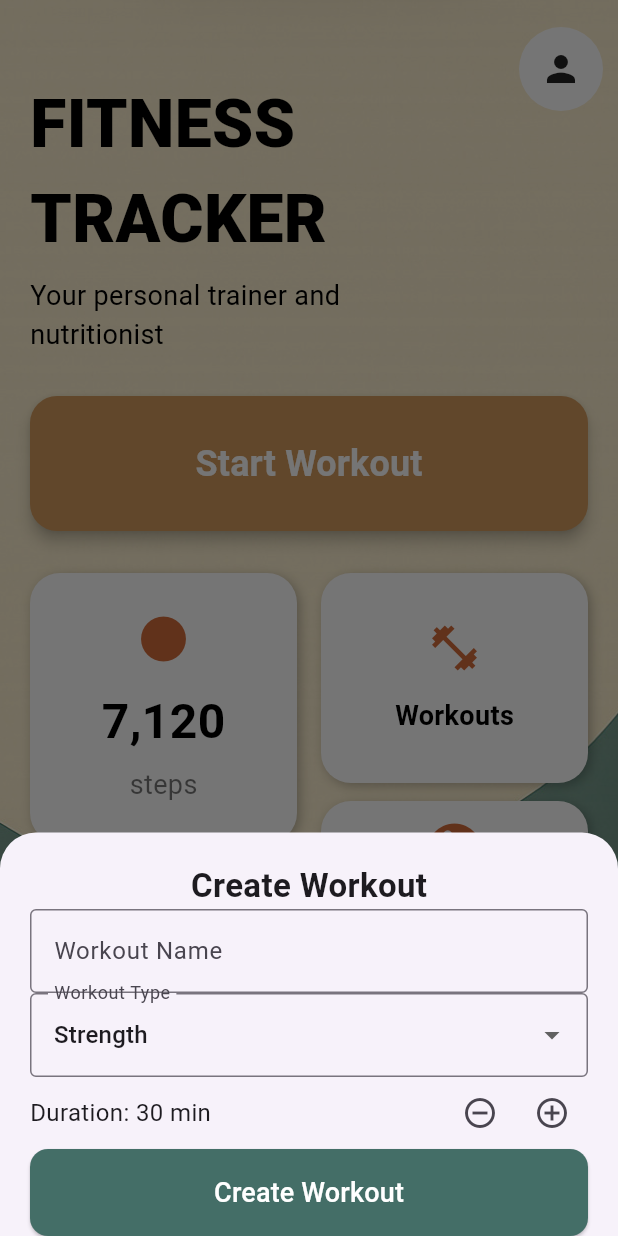
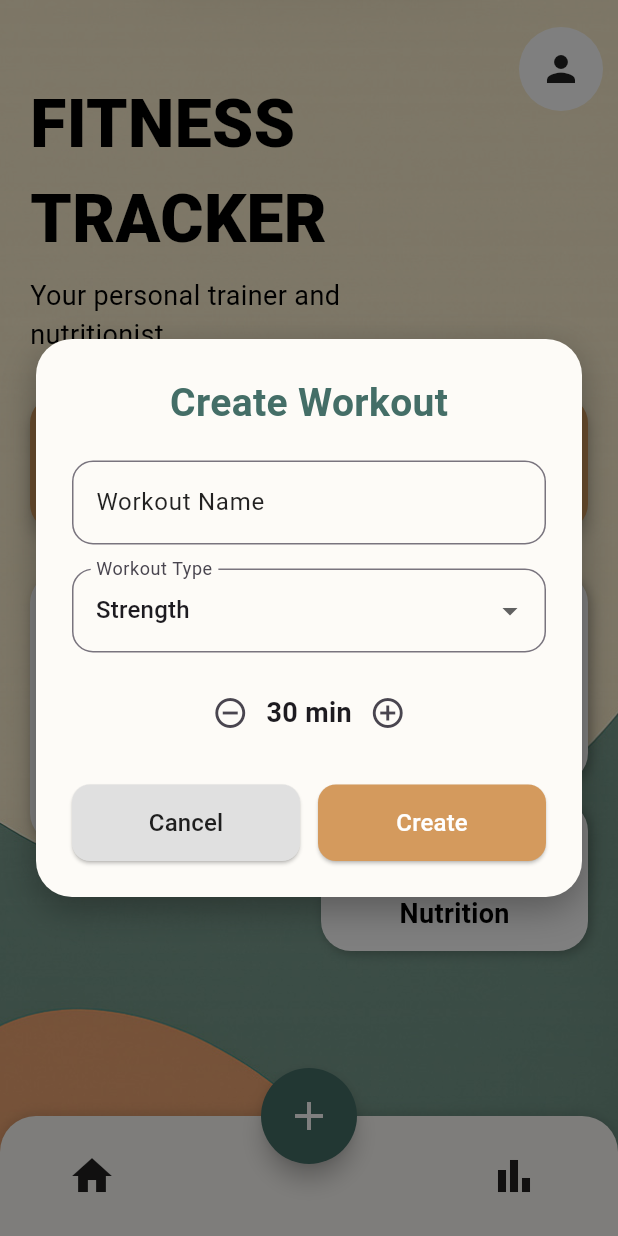
Before and after one commit to IvanZhutyaev/Flutter_redesign_FitTrackPro, a Flutter app: the screen it shows after launch, after a tap on the "add" icon, on a phone screen of 412 x 824 dp. Run offline on Flutter 3.47's test engine with Material 3 defaults, Android fonts, the phone set to English and light mode, and no system bars.

Commit message:
Update main.dart

```diff
--- a/flutter_redesign/lib/main.dart
+++ b/flutter_redesign/lib/main.dart
@@ -106,7 +106,7 @@ class MainScreen extends StatelessWidget {
                   ),
                   const SizedBox(height: 28),
 
-                  // Кнопка Start Workout (теперь открывает каталог)
+                  // Кнопка Start Workout
                   SizedBox(
                     width: double.infinity,
                     child: ElevatedButton(
@@ -358,7 +358,7 @@ class MainScreen extends StatelessWidget {
             ),
           ),
 
-          /// ➕ FAB — открывает модалку создания тренировки
+          /// ➕ FAB по центру
           Positioned(
             bottom: navBarHeight - fabRadius,
             left: 0,
@@ -369,7 +369,7 @@ class MainScreen extends StatelessWidget {
                 height: fabDiameter,
                 child: FloatingActionButton(
                   onPressed: () {
-                    _showCreateWorkoutModal(context);
+                    _showCreateWorkoutDialog(context);
                   },
                   backgroundColor: const Color(0xFF446E67),
                   shape: const CircleBorder(),
@@ -383,46 +383,64 @@ class MainScreen extends StatelessWidget {
     );
   }
 
-  /// 💪 Модалка создания тренировки
-  void _showCreateWorkoutModal(BuildContext context) {
+  /// 🌟 Диалог создания тренировки
+  void _showCreateWorkoutDialog(BuildContext context) {
     String workoutName = '';
     String selectedType = 'Strength';
     int duration = 30;
 
-    showModalBottomSheet(
+    showGeneralDialog(
       context: context,
-      isScrollControlled: true,
-      shape: const RoundedRectangleBorder(
-        borderRadius: BorderRadius.vertical(top: Radius.circular(24)),
+      barrierDismissible: true,
+      barrierLabel: "Create Workout",
+      barrierColor: Colors.black.withOpacity(0.5),
+      transitionDuration: const Duration(milliseconds: 300),
+      pageBuilder: (context, animation1, animation2) {
+        return Center(
+          child: Material(
+            color: Colors.transparent,
+            child: Container(
+              margin: const EdgeInsets.symmetric(horizontal: 24),
+              padding: const EdgeInsets.all(24),
+              decoration: BoxDecoration(
+                color: const Color(0xFFFDFBF7),
+                borderRadius: BorderRadius.circular(24),
+                boxShadow: [
+                  BoxShadow(
+                    color: Colors.black.withOpacity(0.3),
+                    blurRadius: 20,
+                    offset: const Offset(0, 8),
                   ),
-      builder: (context) {
-        return Padding(
-          padding: EdgeInsets.only(
-            bottom: MediaQuery.of(context).viewInsets.bottom,
-            left: 20,
-            right: 20,
-            top: 20,
+                ],
               ),
               child: StatefulBuilder(
                 builder: (context, setState) {
-              return Wrap(
+                  return Column(
+                    mainAxisSize: MainAxisSize.min,
+                    crossAxisAlignment: CrossAxisAlignment.center,
                     children: [
-                  const Center(
-                    child: Text(
+                      const Text(
                         "Create Workout",
                         style: TextStyle(
-                        fontSize: 22,
-                        fontWeight: FontWeight.w700,
-                      ),
+                          fontSize: 26,
+                          fontWeight: FontWeight.bold,
+                          color: Color(0xFF446E67),
                         ),
                       ),
                       const SizedBox(height: 20),
 
                       // Название тренировки
                       TextField(
-                    decoration: const InputDecoration(
+                        decoration: InputDecoration(
                           labelText: "Workout Name",
-                      border: OutlineInputBorder(),
+                          labelStyle: const TextStyle(color: Colors.black87),
+                          border: OutlineInputBorder(
+                            borderRadius: BorderRadius.circular(14),
+                          ),
+                          focusedBorder: OutlineInputBorder(
+                            borderSide: const BorderSide(color: Color(0xFFD49A5D)),
+                            borderRadius: BorderRadius.circular(14),
+                          ),
                         ),
                         onChanged: (value) => workoutName = value,
                       ),
@@ -431,6 +449,16 @@ class MainScreen extends StatelessWidget {
                       // Тип тренировки
                       DropdownButtonFormField<String>(
                         value: selectedType,
+                        decoration: InputDecoration(
+                          labelText: "Workout Type",
+                          border: OutlineInputBorder(
+                            borderRadius: BorderRadius.circular(14),
+                          ),
+                          focusedBorder: OutlineInputBorder(
+                            borderSide: const BorderSide(color: Color(0xFFD49A5D)),
+                            borderRadius: BorderRadius.circular(14),
+                          ),
+                        ),
                         items: const [
                           DropdownMenuItem(value: "Strength", child: Text("Strength")),
                           DropdownMenuItem(value: "Cardio", child: Text("Cardio")),
@@ -438,26 +466,15 @@ class MainScreen extends StatelessWidget {
                           DropdownMenuItem(value: "Stretching", child: Text("Stretching")),
                         ],
                         onChanged: (value) {
-                      setState(() {
-                        selectedType = value!;
-                      });
+                          setState(() => selectedType = value!);
                         },
-                    decoration: const InputDecoration(
-                      labelText: "Workout Type",
-                      border: OutlineInputBorder(),
-                    ),
                       ),
                       const SizedBox(height: 16),
 
                       // Продолжительность
                       Row(
+                        mainAxisAlignment: MainAxisAlignment.center,
                         children: [
-                      Expanded(
-                        child: Text(
-                          "Duration: $duration min",
-                          style: const TextStyle(fontSize: 16),
-                        ),
-                      ),
                           IconButton(
                             onPressed: () {
                               setState(() {
@@ -465,6 +482,13 @@ class MainScreen extends StatelessWidget {
                               });
                             },
                             icon: const Icon(Icons.remove_circle_outline),
+                          ),
+                          Text(
+                            "$duration min",
+                            style: const TextStyle(
+                              fontSize: 18,
+                              fontWeight: FontWeight.w600,
+                            ),
                           ),
                           IconButton(
                             onPressed: () {
@@ -476,39 +500,74 @@ class MainScreen extends StatelessWidget {
                           ),
                         ],
                       ),
-
                       const SizedBox(height: 24),
 
-                  // Кнопка "Создать тренировку"
-                  SizedBox(
-                    width: double.infinity,
+                      // Кнопки действий
+                      Row(
+                        children: [
+                          Expanded(
+                            child: ElevatedButton(
+                              onPressed: () {
+                                Navigator.pop(context);
+                              },
+                              style: ElevatedButton.styleFrom(
+                                backgroundColor: Colors.grey[300],
+                                padding: const EdgeInsets.symmetric(vertical: 14),
+                                shape: RoundedRectangleBorder(
+                                  borderRadius: BorderRadius.circular(12),
+                                ),
+                              ),
+                              child: const Text(
+                                "Cancel",
+                                style: TextStyle(
+                                    color: Colors.black87, fontSize: 16),
+                              ),
+                            ),
+                          ),
+                          const SizedBox(width: 12),
+                          Expanded(
                             child: ElevatedButton(
                               onPressed: () {
                                 Navigator.pop(context);
                                 ScaffoldMessenger.of(context).showSnackBar(
                                   SnackBar(
+                                    backgroundColor: const Color(0xFF446E67),
                                     content: Text(
-                                "✅ Workout '$workoutName' ($selectedType, $duration min) created!"),
+                                      "✅ Workout '$workoutName' ($selectedType, $duration min) created!",
+                                      style: const TextStyle(color: Colors.white),
+                                    ),
                                   ),
                                 );
                               },
                               style: ElevatedButton.styleFrom(
-                        backgroundColor: const Color(0xFF446E67),
-                        padding: const EdgeInsets.symmetric(vertical: 16),
+                                backgroundColor: const Color(0xFFD49A5D),
+                                padding: const EdgeInsets.symmetric(vertical: 14),
                                 shape: RoundedRectangleBorder(
                                   borderRadius: BorderRadius.circular(12),
                                 ),
                               ),
                               child: const Text(
-                        "Create Workout",
-                        style: TextStyle(fontSize: 18, color: Colors.white),
+                                "Create",
+                                style: TextStyle(color: Colors.white, fontSize: 16),
                               ),
                             ),
                           ),
-                  const SizedBox(height: 20),
+                        ],
+                      ),
                     ],
                   );
                 },
+              ),
+            ),
+          ),
+        );
+      },
+      transitionBuilder: (context, anim1, anim2, child) {
+        return FadeTransition(
+          opacity: CurvedAnimation(parent: anim1, curve: Curves.easeOut),
+          child: ScaleTransition(
+            scale: CurvedAnimation(parent: anim1, curve: Curves.easeOutBack),
+            child: child,
           ),
         );
       },
```
Lines whose indentation alone changed are shown as unchanged.
